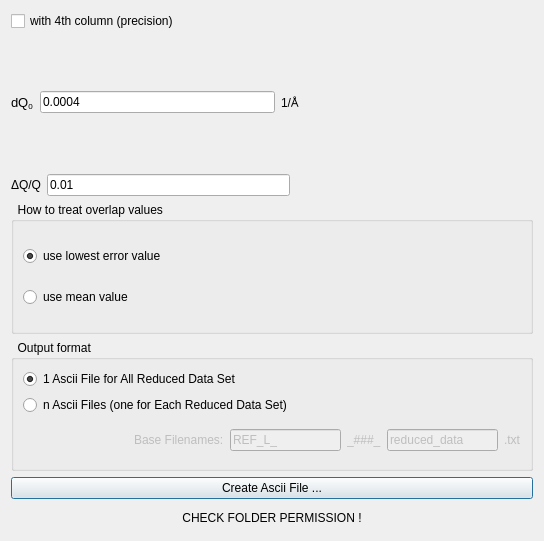
Before: the Qt Designer form designer/output_reduced_data_dialog.ui in neutrons/RefRed, drawn with Qt 5.
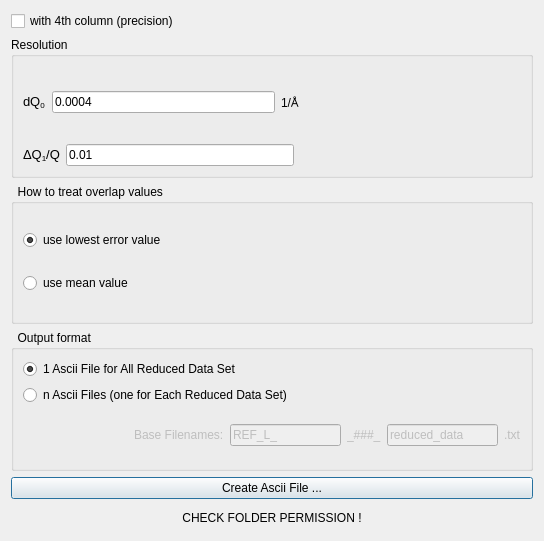
After: the same form once the commit is applied.

Commit message: Fixed the qbinning when create output reduced data (misunderstanding on name of bins step)

Patch:
```diff
--- a/designer/output_reduced_data_dialog.ui
+++ b/designer/output_reduced_data_dialog.ui
@@ -30,6 +30,12 @@
       </widget>
      </item>
      <item>
+      <widget class="QGroupBox" name="groupBox">
+       <property name="title">
+        <string>Resolution</string>
+       </property>
+       <layout class="QVBoxLayout" name="verticalLayout_5">
+        <item>
       <layout class="QHBoxLayout" name="horizontalLayout">
        <item>
         <widget class="QLabel" name="label_3">
@@ -76,7 +82,11 @@
        <item>
         <widget class="QLabel" name="label_5">
          <property name="text">
-          <string>ΔQ/Q</string>
+             <string>&lt;!DOCTYPE HTML PUBLIC &quot;-//W3C//DTD HTML 4.0//EN&quot; &quot;http://www.w3.org/TR/REC-html40/strict.dtd&quot;&gt;
+&lt;html&gt;&lt;head&gt;&lt;meta name=&quot;qrichtext&quot; content=&quot;1&quot; /&gt;&lt;style type=&quot;text/css&quot;&gt;
+p, li { white-space: pre-wrap; }
+&lt;/style&gt;&lt;/head&gt;&lt;body style=&quot; font-family:'Sans'; font-size:10pt; font-weight:400; font-style:normal;&quot;&gt;
+&lt;p style=&quot; margin-top:0px; margin-bottom:0px; margin-left:0px; margin-right:0px; -qt-block-indent:0; text-indent:0px;&quot;&gt;ΔQ&lt;span style=&quot; vertical-align:sub;&quot;&gt;1&lt;/span&gt;/Q&lt;/p&gt;&lt;/body&gt;&lt;/html&gt;</string>
          </property>
         </widget>
        </item>
@@ -101,6 +111,9 @@
         </spacer>
        </item>
       </layout>
+        </item>
+       </layout>
+      </widget>
      </item>
      <item>
       <widget class="QGroupBox" name="groupBox_3">
```
Lines whose indentation alone changed are shown as unchanged. The commit also changes 19 other files.
